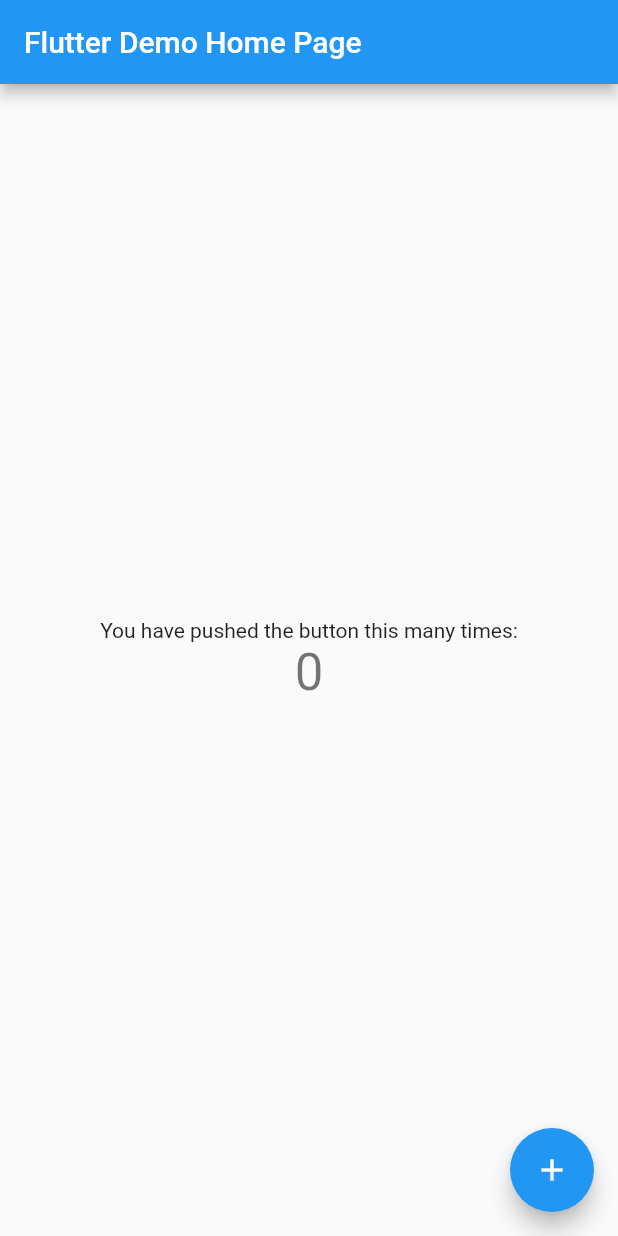
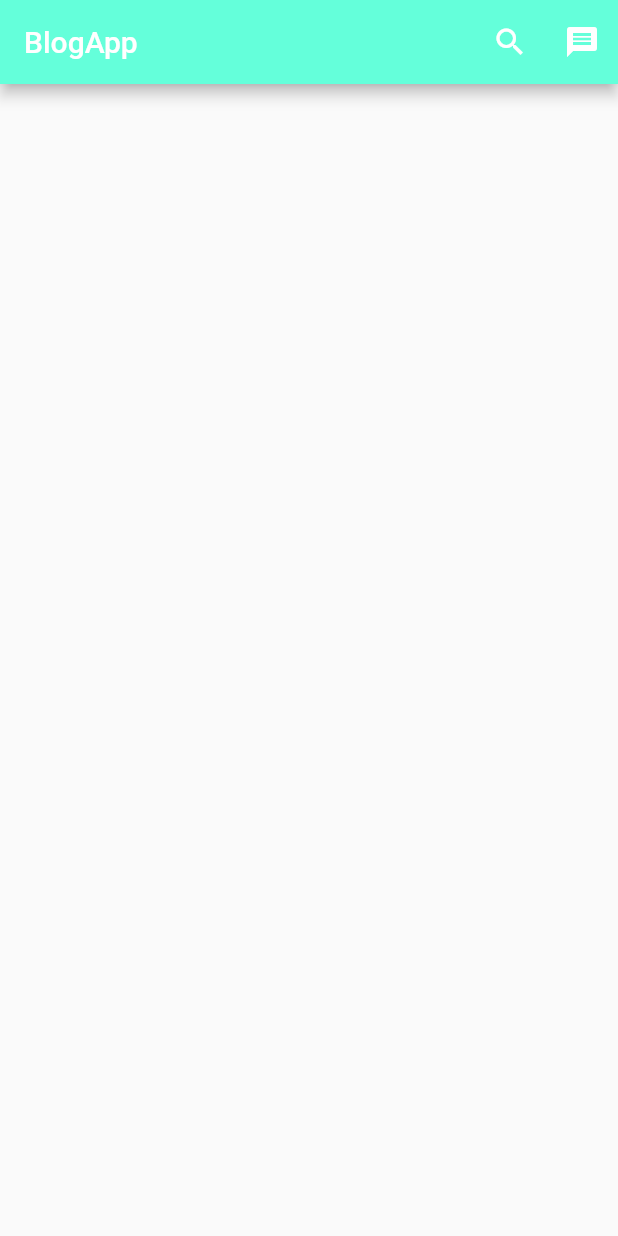
Before and after one commit to zoyasarfraz/blog, a Flutter app: the screen it shows after launch, on a phone screen of 412 x 824 dp. Run offline on Flutter 3.47's test engine with Material 2 defaults, Android fonts, the phone set to English and light mode, and no system bars.

Commit message:
homepage

```diff
--- /dev/null
+++ b/lib/Homepage.dart
@@ -0,0 +1,23 @@
+import 'package:flutter/material.dart';
+class Home extends StatefulWidget {
+  @override
+  _HomeState createState() => _HomeState();
+}
+
+class _HomeState extends State<Home> {
+  @override
+  Widget build(BuildContext context) {
+    return  new Scaffold(
+      appBar: new AppBar(
+        title: Text("BlogApp"),
+        backgroundColor: Colors.tealAccent,
+        actions: <Widget>[
+          IconButton(icon:  new Icon(Icons.search  ),
+              onPressed:  ()=>debugPrint('search')),
+          IconButton(icon:  new Icon(Icons.message  ),
+              onPressed:  ()=>debugPrint('message')),
+        ],
+      ),
+    );
+  }
+}
--- a/lib/main.dart
+++ b/lib/main.dart
@@ -1,117 +1,8 @@
+import 'package:blog/Homepage.dart';
 import 'package:flutter/material.dart';
 
 void main() {
-  runApp(MyApp());
+  runApp( new MaterialApp(
+    home : new Home()
+  ));
 }
-
-class MyApp extends StatelessWidget {
-  // This widget is the root of your application.
-  @override
-  Widget build(BuildContext context) {
-    return MaterialApp(
-      title: 'Flutter Demo',
-      theme: ThemeData(
-        // This is the theme of your application.
-        //
-        // Try running your application with "flutter run". You'll see the
-        // application has a blue toolbar. Then, without quitting the app, try
-        // changing the primarySwatch below to Colors.green and then invoke
-        // "hot reload" (press "r" in the console where you ran "flutter run",
-        // or simply save your changes to "hot reload" in a Flutter IDE).
-        // Notice that the counter didn't reset back to zero; the application
-        // is not restarted.
-        primarySwatch: Colors.blue,
-        // This makes the visual density adapt to the platform that you run
-        // the app on. For desktop platforms, the controls will be smaller and
-        // closer together (more dense) than on mobile platforms.
-        visualDensity: VisualDensity.adaptivePlatformDensity,
-      ),
-      home: MyHomePage(title: 'Flutter Demo Home Page'),
-    );
-  }
-}
-
-class MyHomePage extends StatefulWidget {
-  MyHomePage({Key key, this.title}) : super(key: key);
-
-  // This widget is the home page of your application. It is stateful, meaning
-  // that it has a State object (defined below) that contains fields that affect
-  // how it looks.
-
-  // This class is the configuration for the state. It holds the values (in this
-  // case the title) provided by the parent (in this case the App widget) and
-  // used by the build method of the State. Fields in a Widget subclass are
-  // always marked "final".
-
-  final String title;
-
-  @override
-  _MyHomePageState createState() => _MyHomePageState();
-}
-
-class _MyHomePageState extends State<MyHomePage> {
-  int _counter = 0;
-
-  void _incrementCounter() {
-    setState(() {
-      // This call to setState tells the Flutter framework that something has
-      // changed in this State, which causes it to rerun the build method below
-      // so that the display can reflect the updated values. If we changed
-      // _counter without calling setState(), then the build method would not be
-      // called again, and so nothing would appear to happen.
-      _counter++;
-    });
-  }
-
-  @override
-  Widget build(BuildContext context) {
-    // This method is rerun every time setState is called, for instance as done
-    // by the _incrementCounter method above.
-    //
-    // The Flutter framework has been optimized to make rerunning build methods
-    // fast, so that you can just rebuild anything that needs updating rather
-    // than having to individually change instances of widgets.
-    return Scaffold(
-      appBar: AppBar(
-        // Here we take the value from the MyHomePage object that was created by
-        // the App.build method, and use it to set our appbar title.
-        title: Text(widget.title),
-      ),
-      body: Center(
-        // Center is a layout widget. It takes a single child and positions it
-        // in the middle of the parent.
-        child: Column(
-          // Column is also a layout widget. It takes a list of children and
-          // arranges them vertically. By default, it sizes itself to fit its
-          // children horizontally, and tries to be as tall as its parent.
-          //
-          // Invoke "debug painting" (press "p" in the console, choose the
-          // "Toggle Debug Paint" action from the Flutter Inspector in Android
-          // Studio, or the "Toggle Debug Paint" command in Visual Studio Code)
-          // to see the wireframe for each widget.
-          //
-          // Column has various properties to control how it sizes itself and
-          // how it positions its children. Here we use mainAxisAlignment to
-          // center the children vertically; the main axis here is the vertical
-          // axis because Columns are vertical (the cross axis would be
-          // horizontal).
-          mainAxisAlignment: MainAxisAlignment.center,
-          children: <Widget>[
-            Text(
-              'You have pushed the button this many times:',
-            ),
-            Text(
-              '$_counter',
-              style: Theme.of(context).textTheme.headline4,
-            ),
-          ],
-        ),
-      ),
-      floatingActionButton: FloatingActionButton(
-        onPressed: _incrementCounter,
-        tooltip: 'Increment',
-        child: Icon(Icons.add),
-      ), // This trailing comma makes auto-formatting nicer for build methods.
-    );
-  }
-}
```
Also changed, not shown: 1 other file.
